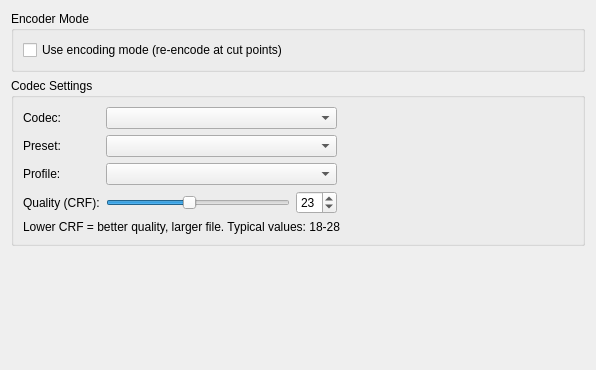
The window that ui/ttcutsettingsencoder.ui (MINIXJR/TTCut-ng) describes before a commit, drawn with Qt 5.
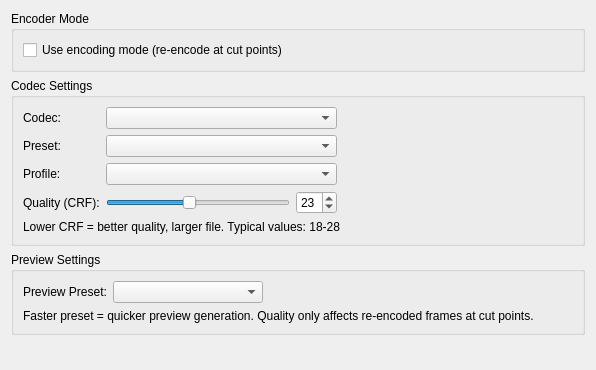
The same window after the commit.

Commit message:
Add separate preview encoder preset setting (default: ultrafast)
Preview generation now uses its own encoder preset instead of the
final cut preset. This dramatically speeds up preview generation
when the final cut preset is slow (e.g. veryslow).

- Add TTCut::previewPreset with default ultrafast (index 0)
- Add setPresetOverride() to TTESSmartCut for per-instance override
- Add Preview Settings UI group in encoder settings tab
- Load/save preview preset in TTCutSettings

What changed in the file:
```diff
--- a/ui/ttcutsettingsencoder.ui
+++ b/ui/ttcutsettingsencoder.ui
@@ -152,6 +152,58 @@
      </layout>
     </widget>
    </item>
+   <item>
+    <widget class="QGroupBox" name="gbPreviewSettings">
+     <property name="title">
+      <string>Preview Settings</string>
+     </property>
+     <layout class="QGridLayout" name="gridLayout_2">
+      <item row="0" column="0">
+       <widget class="QLabel" name="lblPreviewPreset">
+        <property name="text">
+         <string>Preview Preset:</string>
+        </property>
+       </widget>
+      </item>
+      <item row="0" column="1">
+       <widget class="QComboBox" name="cbPreviewPreset">
+        <property name="minimumSize">
+         <size>
+          <width>150</width>
+          <height>0</height>
+         </size>
+        </property>
+        <property name="toolTip">
+         <string>Encoder preset for preview generation (faster = less quality but quicker preview)</string>
+        </property>
+       </widget>
+      </item>
+      <item row="0" column="2">
+       <spacer name="horizontalSpacer_2">
+        <property name="orientation">
+         <enum>Qt::Horizontal</enum>
+        </property>
+        <property name="sizeHint" stdset="0">
+         <size>
+          <width>40</width>
+          <height>20</height>
+         </size>
+        </property>
+       </spacer>
+      </item>
+      <item row="1" column="0" colspan="3">
+       <widget class="QLabel" name="lblPreviewInfo">
+        <property name="text">
+         <string>Faster preset = quicker preview generation. Quality only affects re-encoded frames at cut points.</string>
+        </property>
+        <property name="wordWrap">
+         <bool>true</bool>
+        </property>
+       </widget>
+      </item>
+     </layout>
+    </widget>
+   </item>
    <item>
     <spacer name="verticalSpacer">
      <property name="orientation">
```
The commit also changes 8 other files.
